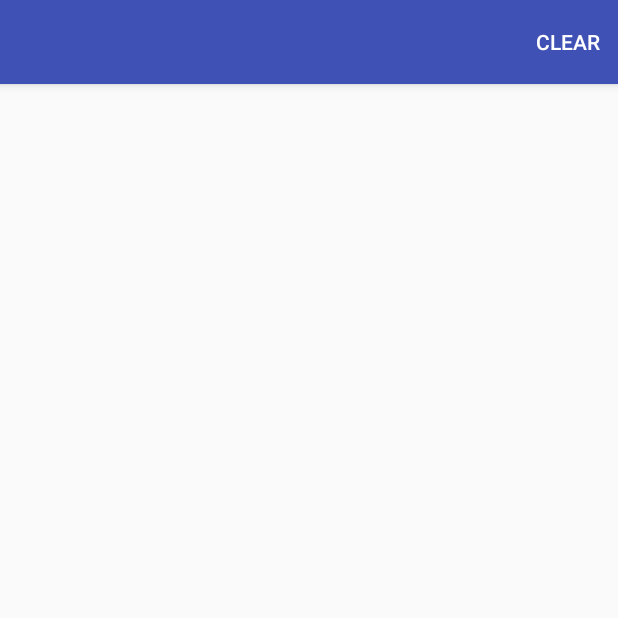
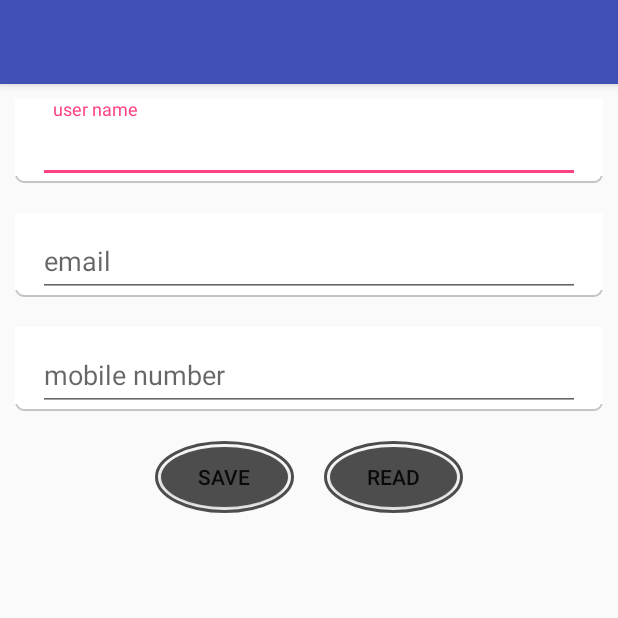
Before and after one commit to ganeshvelsol/FireBaseExample, an Android app: the screen it shows after launch (SamplePaintings before the commit, RoomDataBaseExmpl after it), on a phone screen of 412 x 824 dp, the top half of it. Run offline under Robolectric (Android 15) with nearby library versions, the phone set to English and light mode, and no system bars; our stand-ins replace Room's generated code.

Commit message:
Room database new concept is added.

```diff
--- a/app/build.gradle
+++ b/app/build.gradle
@@ -36,6 +36,12 @@ dependencies {
     implementation "com.google.android.gms:play-services-location:9.0.1"
     androidTestImplementation 'com.android.support.test:runner:0.4.1'
     androidTestImplementation 'com.android.support.test.espresso:espresso-core:2.2.1'
+
+    //room
+    implementation "android.arch.persistence.room:runtime:1.0.0"
+    annotationProcessor "android.arch.persistence.room:compiler:1.0.0"
+    testImplementation "android.arch.persistence.room:testing:1.0.0"
+
     implementation 'com.android.support:design:26.1.0'
 }
 apply plugin: 'com.google.gms.google-services'
--- /dev/null
+++ b/app/src/main/java/velsol/com/firebaseexample/RoomDatabase/MyUserDatabase.java
@@ -0,0 +1,11 @@
+package velsol.com.firebaseexample.RoomDatabase;
+
+import android.arch.persistence.room.Database;
+import android.arch.persistence.room.RoomDatabase;
+
+@Database(entities = {User.class},version = 1)
+public abstract class MyUserDatabase extends RoomDatabase
+{
+
+    public abstract UserDao userDao();
+}
--- /dev/null
+++ b/app/src/main/java/velsol/com/firebaseexample/RoomDatabase/RoomDataBaseExmpl.java
@@ -0,0 +1,82 @@
+package velsol.com.firebaseexample.RoomDatabase;
+
+import android.arch.persistence.room.Room;
+import android.support.v7.app.AppCompatActivity;
+import android.os.Bundle;
+import android.support.v7.widget.LinearLayoutManager;
+import android.support.v7.widget.RecyclerView;
+import android.util.Log;
+import android.view.View;
+import android.widget.Button;
+import android.widget.EditText;
+import android.widget.Toast;
+
+import java.util.List;
+
+import velsol.com.firebaseexample.R;
+
+public class RoomDataBaseExmpl extends AppCompatActivity
+{
+    EditText user_name,user_email,user_mobile;
+    Button save,read;
+    RecyclerView recycler_view;
+    LinearLayoutManager llm;
+    List<User> users;
+    @Override
+    protected void onCreate(Bundle savedInstanceState)
+    {
+        super.onCreate(savedInstanceState);
+        setContentView(R.layout.activity_room_data_base_exmpl);
+        initParams();
+    }
+    public void initParams()
+    {
+        user_name=(EditText)findViewById(R.id.user_name);
+        user_email=(EditText)findViewById(R.id.user_email);
+        user_mobile=(EditText)findViewById(R.id.user_mobile);
+        save=(Button) findViewById(R.id.save);
+        read=(Button) findViewById(R.id.read);
+        llm=new LinearLayoutManager(this);
+        recycler_view=(RecyclerView)findViewById(R.id.recycler_view);
+       final MyUserDatabase rr=Room.databaseBuilder(getApplicationContext(),MyUserDatabase.class,"simple")
+                .allowMainThreadQueries().build();
+
+        save.setOnClickListener(new View.OnClickListener()
+        {
+            @Override
+            public void onClick(View view)
+            {
+                try
+                {
+                    rr.userDao().addUser(new User(user_name.getText().toString().trim(),user_email.getText().toString().trim(),user_mobile.getText().toString().trim()));
+
+                }catch (Exception e)
+                {
+                    Log.e("db-error",""+e);
+                }
+
+            }
+        });
+
+        read.setOnClickListener(new View.OnClickListener()
+        {
+            @Override
+            public void onClick(View view)
+            {
+
+
+                users=rr.userDao().getData();
+                RoomDatabaseRecyclerView rm=new RoomDatabaseRecyclerView(RoomDataBaseExmpl.this,users);
+                recycler_view.setAdapter(rm);
+                recycler_view.setLayoutManager(llm);
+                //here reading the data from the database
+//                List<User> ss=rr.userDao().getData();
+//
+//                for (User ur : ss)
+//                {
+//
+//                }
+            }
+        });
+    }
+}
--- /dev/null
+++ b/app/src/main/java/velsol/com/firebaseexample/RoomDatabase/UserDao.java
@@ -0,0 +1,18 @@
+package velsol.com.firebaseexample.RoomDatabase;
+
+import android.arch.persistence.room.Dao;
+import android.arch.persistence.room.Insert;
+import android.arch.persistence.room.Query;
+
+import java.util.List;
+
+@Dao
+public interface UserDao
+{
+    @Insert
+    void addUser(User user);
+
+    @Query("select * from users")
+    public List<User> getData();
+
+}
--- a/app/src/main/java/velsol/com/firebaseexample/paintrelated/SamplePaintings.java
+++ b/app/src/main/java/velsol/com/firebaseexample/paintrelated/SamplePaintings.java
@@ -43,9 +43,6 @@ public class SamplePaintings extends AppCompatActivity
         paintView = new PaintView(this);
         setContentView(paintView);
         paintView.requestFocus();
-
-
-
     }
 
     @Override
--- a/app/src/main/java/velsol/com/firebaseexample/paintrelated/SecondImage.java
+++ b/app/src/main/java/velsol/com/firebaseexample/paintrelated/SecondImage.java
@@ -14,7 +14,8 @@ public class SecondImage extends AppCompatActivity {
     ImageView imagesss;
     Bundle b;
     @Override
-    protected void onCreate(Bundle savedInstanceState) {
+    protected void onCreate(Bundle savedInstanceState)
+    {
         super.onCreate(savedInstanceState);
         setContentView(R.layout.second_image);
         imagesss=(ImageView)findViewById(R.id.imagesss);
--- /dev/null
+++ b/app/src/main/res/drawable/button_shape.xml
@@ -0,0 +1,20 @@
+<layer-list xmlns:android="http://schemas.android.com/apk/res/android">
+    <item
+        android:top="4dp"
+        android:right="4dp"
+        android:bottom="4dp"
+        android:left="4dp">
+        <shape
+            android:shape="oval">
+            <solid android:color="#4d4d4d" />
+        </shape>
+    </item>
+    <item>
+        <shape
+            android:shape="oval">
+            <stroke android:width="2dp"
+                android:color="#4d4d4d"/>
+        </shape>
+    </item>
+
+</layer-list>
--- /dev/null
+++ b/app/src/main/res/drawable/textinput_layout_style.xml
@@ -0,0 +1,27 @@
+<?xml version="1.0" encoding="utf-8"?>
+<layer-list xmlns:android="http://schemas.android.com/apk/res/android">
+    <item>
+        <shape android:shape="rectangle">
+            <stroke
+                android:color="#c4c4c4"
+                android:width="1dp"/>
+            <solid
+                android:color="#ffffff"/>
+            <corners
+                android:radius="5dp"/>
+            <size
+                android:width="500dp"
+                android:height="50dp"/>
+        </shape>
+    </item>
+    <item
+        android:bottom="5dp">
+        <shape android:shape="rectangle">
+            <size
+                android:width="500dp"
+                android:height="45dp"/>
+            <solid
+                android:color="#ffffff"/>
+        </shape>
+    </item>
+</layer-list>
--- /dev/null
+++ b/app/src/main/res/layout/activity_room_data_base_exmpl.xml
@@ -0,0 +1,89 @@
+<LinearLayout
+    android:layout_width="match_parent"
+    android:layout_height="match_parent"
+    android:orientation="vertical"
+    xmlns:android="http://schemas.android.com/apk/res/android">
+    <android.support.design.widget.TextInputLayout
+        android:layout_width="match_parent"
+        android:layout_height="wrap_content"
+        android:paddingLeft="15dp"
+        android:paddingRight="15dp"
+        android:layout_marginTop="15dp"
+        android:background="@drawable/textinput_layout_style"
+        android:layout_margin="10dp">
+        <EditText
+            android:id="@+id/user_name"
+            android:hint="user name"
+            android:layout_width="match_parent"
+            android:paddingLeft="10dp"
+            android:textColor="#95a5a6"
+            android:textColorHint="#c4c4c4"
+            android:layout_height="wrap_content" />
+    </android.support.design.widget.TextInputLayout>
+    <android.support.design.widget.TextInputLayout
+        android:layout_width="match_parent"
+        android:layout_height="wrap_content"
+        android:paddingLeft="15dp"
+        android:paddingRight="15dp"
+        android:layout_marginTop="15dp"
+        android:background="@drawable/textinput_layout_style"
+        android:layout_margin="10dp">
+        <EditText
+            android:id="@+id/user_email"
+            android:hint="email"
+            android:layout_width="match_parent"
+            android:textColor="#95a5a6"
+            android:textColorHint="#c4c4c4"
+            android:layout_height="wrap_content" />
+    </android.support.design.widget.TextInputLayout>
+    <android.support.design.widget.TextInputLayout
+        android:layout_width="match_parent"
+        android:layout_height="wrap_content"
+        android:paddingLeft="15dp"
+        android:paddingRight="15dp"
+        android:layout_marginTop="15dp"
+        android:background="@drawable/textinput_layout_style"
+        android:layout_margin="10dp">
+        <EditText
+            android:id="@+id/user_mobile"
+            android:hint="mobile number"
+            android:maxLength="10"
+            android:textColor="#95a5a6"
+            android:textColorHint="#c4c4c4"
+            android:layout_width="match_parent"
+            android:layout_height="wrap_content" />
+    </android.support.design.widget.TextInputLayout>
+    <LinearLayout
+        android:layout_width="match_parent"
+        android:layout_height="wrap_content"
+        android:orientation="horizontal"
+        android:layout_gravity="center"
+        android:gravity="center"
+        android:weightSum="2">
+        <Button
+            android:id="@+id/save"
+            android:layout_gravity="center"
+            android:text="save"
+            android:background="@drawable/button_shape"
+            android:layout_width="0dp"
+            android:layout_height="match_parent"
+            android:layout_margin="10dp"
+            android:layout_weight="0.5"/>
+        <Button
+            android:id="@+id/read"
+            android:layout_gravity="center"
+            android:text="read"
+            android:background="@drawable/button_shape"
+            android:layout_width="0dp"
+            android:layout_height="match_parent"
+            android:layout_margin="10dp"
+            android:layout_weight="0.5"/>
+    </LinearLayout>
+    <android.support.v7.widget.RecyclerView
+        android:id="@+id/recycler_view"
+        android:layout_width="match_parent"
+        android:layout_height="match_parent">
+    </android.support.v7.widget.RecyclerView>
+
+
+</LinearLayout>
--- a/app/src/main/res/menu/for_paints.xml
+++ b/app/src/main/res/menu/for_paints.xml
@@ -3,7 +3,7 @@
     xmlns:app="http://schemas.android.com/apk/res-auto">
 
     <item android:id="@+id/clear"
-        android:title="clear"
+        android:title="save"
         app:showAsAction="always">
 
     </item>
```
Also changed, not shown: app/src/main/AndroidManifest.xml (+13 -7 lines), app/src/main/java/velsol/com/firebaseexample/RoomDatabase/RoomDatabaseRecyclerView.java (added, +57 -0 lines), app/src/main/java/velsol/com/firebaseexample/RoomDatabase/User.java (added, +61 -0 lines), app/src/main/res/drawable/edittext_shape.xml (added, +9 -0 lines), app/src/main/res/layout/read_data_recycler.xml (added, +69 -0 lines).
